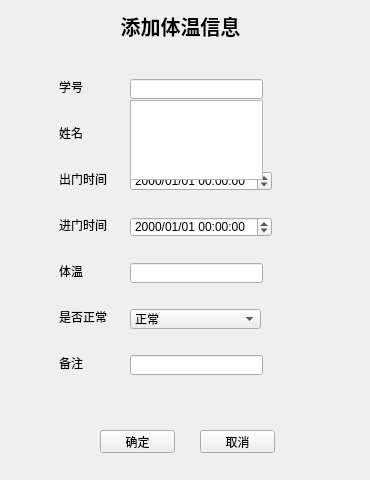
Above: admin/admin_modifyinfo.ui from wo16pao/MS before the change. Below: the same form after it.
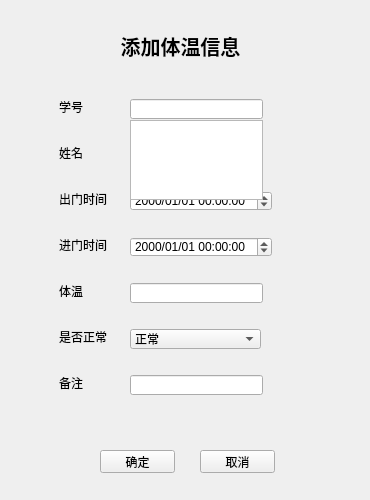
That is the form after the change.

```diff
--- a/admin/admin_modifyinfo.ui
+++ b/admin/admin_modifyinfo.ui
@@ -7,7 +7,7 @@
     <x>0</x>
     <y>0</y>
     <width>370</width>
-    <height>480</height>
+    <height>500</height>
    </rect>
   </property>
   <property name="windowTitle">
@@ -17,7 +17,7 @@
    <property name="geometry">
     <rect>
      <x>200</x>
-     <y>430</y>
+     <y>450</y>
      <width>75</width>
      <height>23</height>
     </rect>
@@ -30,7 +30,7 @@
    <property name="geometry">
     <rect>
      <x>50</x>
-     <y>50</y>
+     <y>70</y>
      <width>291</width>
      <height>361</height>
     </rect>
@@ -240,7 +240,7 @@
    <property name="geometry">
     <rect>
      <x>0</x>
-     <y>430</y>
+     <y>450</y>
      <width>91</width>
      <height>21</height>
     </rect>
@@ -253,7 +253,7 @@
    <property name="geometry">
     <rect>
      <x>100</x>
-     <y>430</y>
+     <y>450</y>
      <width>75</width>
      <height>23</height>
     </rect>
@@ -266,7 +266,7 @@
    <property name="geometry">
     <rect>
      <x>100</x>
-     <y>10</y>
+     <y>30</y>
      <width>161</width>
      <height>31</height>
     </rect>
```
